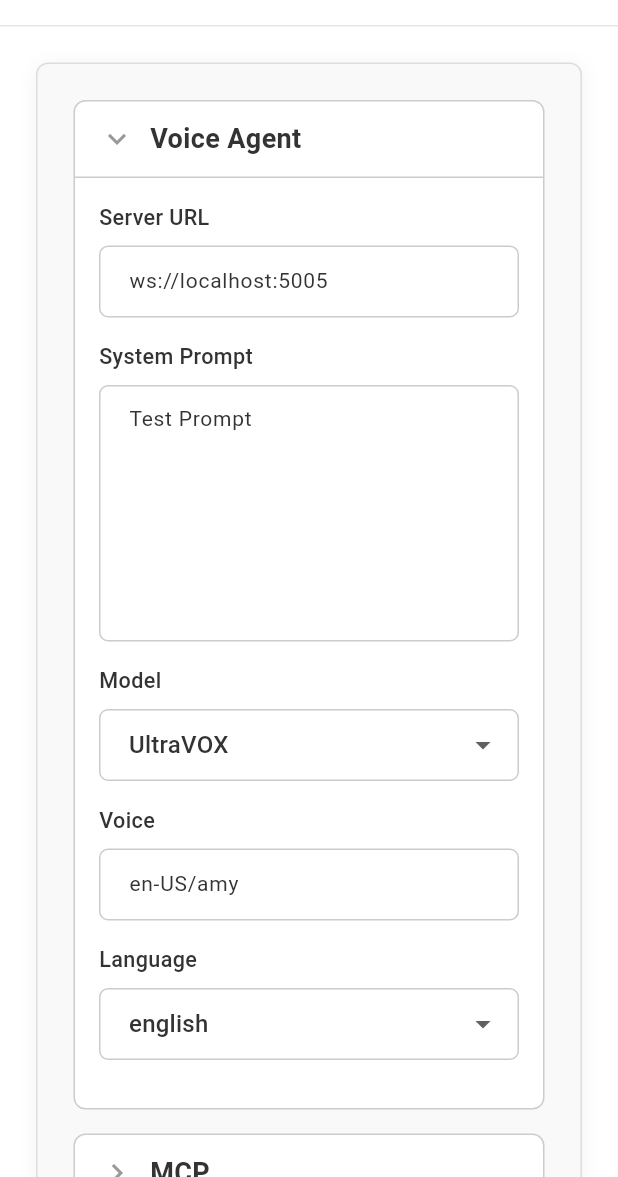
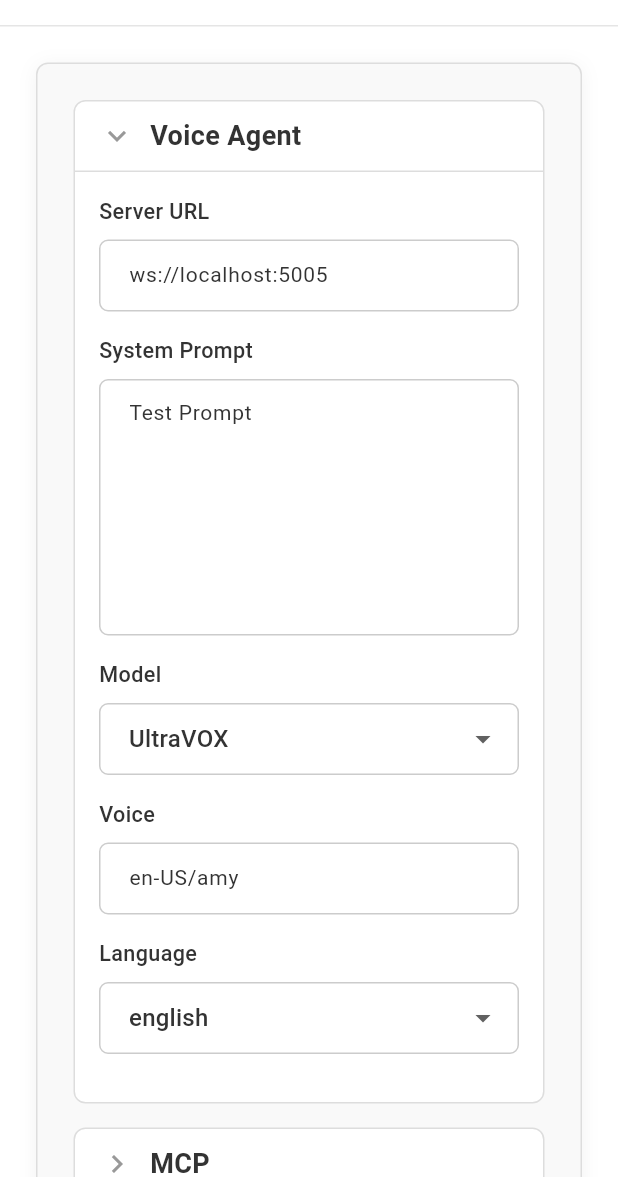
Before and after one commit to ResonanceGroup/VOX-UI, a Flutter app: the SettingsScreen screen opened by its route, on a phone screen of 412 x 824 dp, the part 59-1236 px from its top. Run offline on Flutter 3.47's test engine with Material 3 defaults, Android fonts, the phone set to English and light mode, and no system bars; our stand-ins replace flutter_riverpod, go_router.

Commit message:
feat: Complete Phase 3 UI polish with final refinements and consistency improvements across MCP Servers and Settings screens

```diff
--- a/lib/screens/settings_screen.dart
+++ b/lib/screens/settings_screen.dart
@@ -450,14 +450,34 @@ class _SettingsAccordion extends StatefulWidget {
   State<_SettingsAccordion> createState() => _SettingsAccordionState();
 }
 
-class _SettingsAccordionState extends State<_SettingsAccordion> {
+class _SettingsAccordionState extends State<_SettingsAccordion>
+    with SingleTickerProviderStateMixin {
   late bool _isExpanded;
   bool _isHovering = false;
+  late AnimationController _animationController;
+  late Animation<double> _expandAnimation;
 
   @override
   void initState() {
     super.initState();
     _isExpanded = widget.initiallyExpanded;
+    _animationController = AnimationController(
+      duration: const Duration(milliseconds: 200),
+      vsync: this,
+    );
+    _expandAnimation = CurvedAnimation(
+      parent: _animationController,
+      curve: Curves.easeInOut,
+    );
+    if (_isExpanded) {
+      _animationController.value = 1.0;
+    }
+  }
+
+  @override
+  void dispose() {
+    _animationController.dispose();
+    super.dispose();
   }
 
   @override
@@ -469,7 +489,7 @@ class _SettingsAccordionState extends State<_SettingsAccordion> {
         color: isDark ? const Color(0xFF2C2C2C) : Colors.white,
         borderRadius: BorderRadius.circular(8.0),
         border: Border.all(
-          color: isDark ? const Color(0xFF444444) : const Color(0xFFCCCCCC),
+          color: isDark ? AppTheme.accordionBorderDarkColor : AppTheme.accordionBorderColor,
         ),
       ),
       child: Column(
@@ -481,6 +501,11 @@ class _SettingsAccordionState extends State<_SettingsAccordion> {
               onTap: () {
                 setState(() {
                   _isExpanded = !_isExpanded;
+                  if (_isExpanded) {
+                    _animationController.forward();
+                  } else {
+                    _animationController.reverse();
+                  }
                 });
               },
               child: Container(
@@ -495,7 +520,7 @@ class _SettingsAccordionState extends State<_SettingsAccordion> {
                         )
                       : BorderRadius.circular(8.0),
                 ),
-                padding: const EdgeInsets.symmetric(horizontal: 16.0, vertical: 12.0),
+                padding: const EdgeInsets.symmetric(horizontal: 16.0, vertical: 10.0),
                 child: Row(
                   children: [
                     // Chevron icon on the LEFT
@@ -528,17 +553,19 @@ class _SettingsAccordionState extends State<_SettingsAccordion> {
           if (_isExpanded)
             Container(
               height: 1.0,
-              color: isDark ? const Color(0xFF444444) : const Color(0xFFCCCCCC),
+              color: isDark ? AppTheme.accordionBorderDarkColor : AppTheme.accordionBorderColor,
             ),
-          // Content
-          if (_isExpanded)
-            Padding(
+          // Animated expandable content
+          SizeTransition(
+            sizeFactor: _expandAnimation,
+            child: Padding(
               padding: const EdgeInsets.all(16.0),
               child: Column(
                 crossAxisAlignment: CrossAxisAlignment.start,
                 children: widget.children,
               ),
             ),
+          ),
         ],
       ),
     );
--- a/lib/theme/app_theme.dart
+++ b/lib/theme/app_theme.dart
@@ -14,6 +14,10 @@ class AppTheme {
   static const Color textDarkColor = Color(0xFFCCCCCC);
   static const Color borderColor = Color(0xFFCCCCCC);  // Light mode border (matching CSS)
   static const Color borderDarkColor = Color(0xFF444444);
+
+  // Accordion-specific borders (unified for consistency with tool boxes)
+  static const Color accordionBorderColor = Color(0xFFDDDDDD);  // Light mode
+  static const Color accordionBorderDarkColor = Color(0xFF444444);  // Dark mode
 
   // UI Element Colors
   static const Color headerBackground = Colors.white;
--- a/old/mcp_config.json
+++ b/old/mcp_config.json
@@ -2,7 +2,7 @@
   "servers": [
     {
       "name": "test-server-15",
-      "enabled": false,
+      "enabled": true,
       "command": "node test-server-1.js",
       "tools": [
         {
```
Also changed, not shown: lib/screens/chat_screen.dart (+4 -4 lines), lib/screens/mcp_servers_screen.dart (+56 -1 lines), lib/widgets/mcp/mcp_server_widget.dart (+11 -4 lines), 2 other files.
